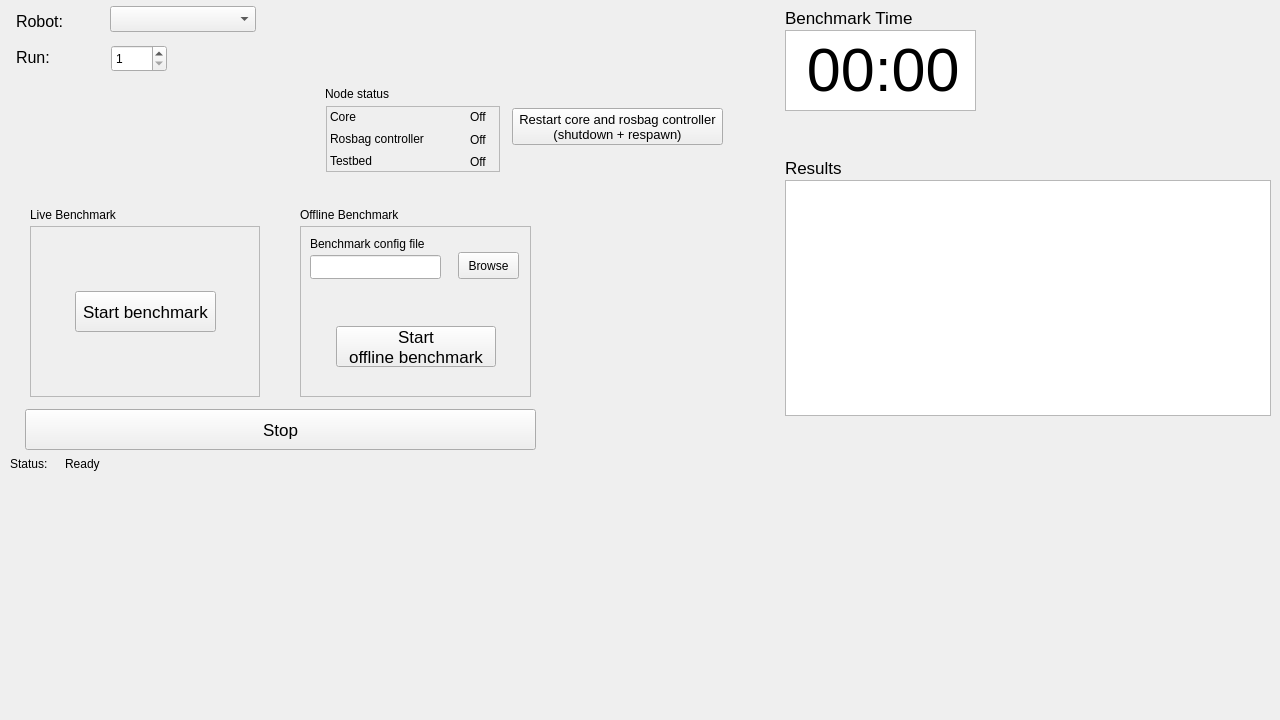
The window that gui/benchmark_gui/src/benchmark_gui/benchmark_gui.ui (madrob-beast/eurobench_benchmarking_software) describes before a commit, drawn with Qt 5.
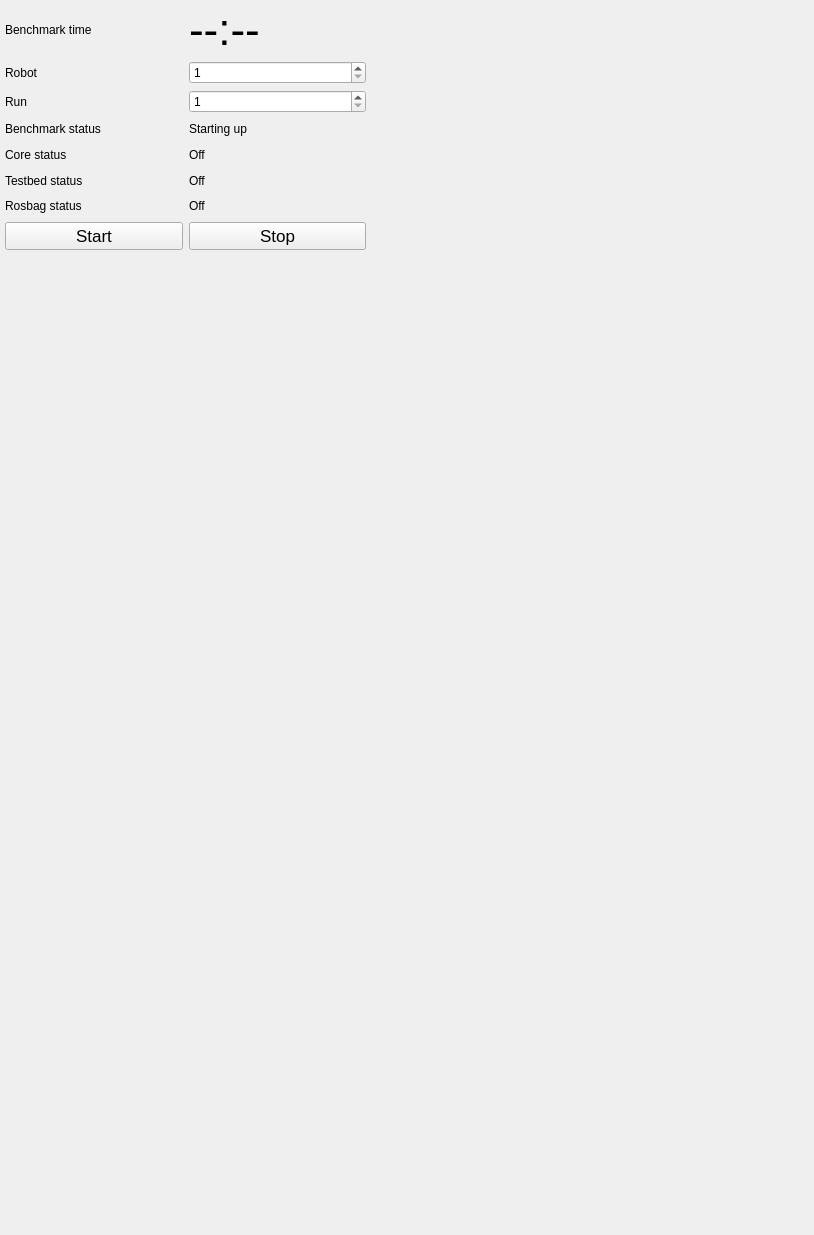
The same window after the commit.

Commit message: removed offline benchmark from gui

What changed in the file:
```diff
--- a/gui/benchmark_gui/src/benchmark_gui/benchmark_gui.ui
+++ b/gui/benchmark_gui/src/benchmark_gui/benchmark_gui.ui
@@ -9,536 +9,193 @@
    <rect>
     <x>0</x>
     <y>0</y>
-    <width>1280</width>
-    <height>720</height>
+    <width>814</width>
+    <height>1235</height>
    </rect>
   </property>
+  <property name="sizePolicy">
+   <sizepolicy hsizetype="Expanding" vsizetype="Expanding">
+    <horstretch>0</horstretch>
+    <verstretch>0</verstretch>
+   </sizepolicy>
+  </property>
   <property name="windowTitle">
    <string>EUROBENCH benchmark core</string>
   </property>
-  <widget class="QComboBox" name="robot_combo">
+  <widget class="QWidget" name="verticalLayoutWidget_9">
    <property name="geometry">
     <rect>
-     <x>110</x>
-     <y>6</y>
-     <width>146</width>
-     <height>26</height>
+     <x>0</x>
+     <y>0</y>
+     <width>371</width>
+     <height>255</height>
     </rect>
    </property>
-   <property name="font">
-    <font>
-     <pointsize>12</pointsize>
-    </font>
-   </property>
-  </widget>
-  <widget class="QLabel" name="robot_label">
-   <property name="geometry">
-    <rect>
-     <x>16</x>
-     <y>11</y>
-     <width>91</width>
-     <height>21</height>
-    </rect>
-   </property>
-   <property name="font">
-    <font>
-     <pointsize>12</pointsize>
-    </font>
-   </property>
-   <property name="text">
-    <string>Robot:</string>
-   </property>
-  </widget>
-  <widget class="QLabel" name="robot_name_label">
-   <property name="geometry">
-    <rect>
-     <x>100</x>
-     <y>90</y>
-     <width>116</width>
-     <height>36</height>
-    </rect>
-   </property>
-   <property name="font">
-    <font>
-     <pointsize>14</pointsize>
-    </font>
-   </property>
-   <property name="text">
-    <string/>
-   </property>
-   <property name="alignment">
-    <set>Qt::AlignCenter</set>
-   </property>
-  </widget>
-  <widget class="QLabel" name="benchmark_name_label">
-   <property name="geometry">
-    <rect>
-     <x>55</x>
-     <y>131</y>
-     <width>206</width>
-     <height>36</height>
-    </rect>
-   </property>
-   <property name="font">
-    <font>
-     <pointsize>14</pointsize>
-    </font>
-   </property>
-   <property name="text">
-    <string/>
-   </property>
-   <property name="alignment">
-    <set>Qt::AlignCenter</set>
-   </property>
-  </widget>
-  <widget class="QPushButton" name="stop_button">
-   <property name="geometry">
-    <rect>
-     <x>25</x>
-     <y>409</y>
-     <width>511</width>
-     <height>41</height>
-    </rect>
-   </property>
-   <property name="font">
-    <font>
-     <pointsize>13</pointsize>
-    </font>
-   </property>
-   <property name="text">
-    <string>Stop</string>
-   </property>
-  </widget>
-  <widget class="QLabel" name="benchmark_status_label">
-   <property name="geometry">
-    <rect>
-     <x>10</x>
-     <y>455</y>
-     <width>51</width>
-     <height>17</height>
-    </rect>
-   </property>
-   <property name="text">
-    <string>Status:</string>
-   </property>
-  </widget>
-  <widget class="QLabel" name="status_label">
-   <property name="geometry">
-    <rect>
-     <x>65</x>
-     <y>455</y>
-     <width>151</width>
-     <height>17</height>
-    </rect>
-   </property>
-   <property name="text">
-    <string>Ready</string>
-   </property>
-  </widget>
-  <widget class="QLabel" name="clock_label">
-   <property name="geometry">
-    <rect>
-     <x>785</x>
-     <y>5</y>
-     <width>151</width>
-     <height>26</height>
-    </rect>
-   </property>
-   <property name="font">
-    <font>
-     <pointsize>13</pointsize>
-    </font>
-   </property>
-   <property name="text">
-    <string>Benchmark Time</string>
-   </property>
-  </widget>
-  <widget class="QLabel" name="results_label">
-   <property name="geometry">
-    <rect>
-     <x>785</x>
-     <y>155</y>
-     <width>131</width>
-     <height>26</height>
-    </rect>
-   </property>
-   <property name="font">
-    <font>
-     <pointsize>13</pointsize>
-    </font>
-   </property>
-   <property name="text">
-    <string>Results</string>
-   </property>
-  </widget>
-  <widget class="QLabel" name="results_detail_label">
-   <property name="geometry">
-    <rect>
-     <x>845</x>
-     <y>155</y>
-     <width>250</width>
-     <height>26</height>
-    </rect>
-   </property>
-   <property name="font">
-    <font>
-     <pointsize>13</pointsize>
-    </font>
-   </property>
-   <property name="text">
-    <string/>
-   </property>
-  </widget>
-  <widget class="QTextEdit" name="clock_textedit">
-   <property name="geometry">
-    <rect>
-     <x>785</x>
-     <y>30</y>
-     <width>191</width>
-     <height>81</height>
-    </rect>
-   </property>
-   <property name="font">
-    <font>
-     <pointsize>46</pointsize>
-     <kerning>true</kerning>
-    </font>
-   </property>
-   <property name="readOnly">
-    <bool>true</bool>
-   </property>
-   <property name="plainText">
-    <string> 00:00</string>
-   </property>
-  </widget>
-  <widget class="QTextEdit" name="results_textedit">
-   <property name="geometry">
-    <rect>
-     <x>785</x>
-     <y>180</y>
-     <width>486</width>
-     <height>236</height>
-    </rect>
-   </property>
-   <property name="readOnly">
-    <bool>true</bool>
-   </property>
-  </widget>
-  <widget class="QLabel" name="runLabel">
-   <property name="geometry">
-    <rect>
-     <x>16</x>
-     <y>47</y>
-     <width>81</width>
-     <height>21</height>
-    </rect>
-   </property>
-   <property name="font">
-    <font>
-     <pointsize>12</pointsize>
-    </font>
-   </property>
-   <property name="text">
-    <string>Run:</string>
-   </property>
-  </widget>
-  <widget class="QSpinBox" name="run_spinbox">
-   <property name="geometry">
-    <rect>
-     <x>111</x>
-     <y>45</y>
-     <width>56</width>
-     <height>27</height>
-    </rect>
-   </property>
-   <property name="minimum">
-    <number>1</number>
-   </property>
-   <property name="maximum">
-    <number>999</number>
-   </property>
-  </widget>
-  <widget class="QFrame" name="frame">
-   <property name="geometry">
-    <rect>
-     <x>30</x>
-     <y>226</y>
-     <width>230</width>
-     <height>171</height>
-    </rect>
-   </property>
-   <property name="frameShape">
-    <enum>QFrame::StyledPanel</enum>
-   </property>
-   <property name="frameShadow">
-    <enum>QFrame::Raised</enum>
-   </property>
-   <widget class="QPushButton" name="start_button">
-    <property name="geometry">
-     <rect>
-      <x>45</x>
-      <y>65</y>
-      <width>141</width>
-      <height>41</height>
-     </rect>
+   <layout class="QVBoxLayout" name="verticalLayout">
+    <property name="leftMargin">
+     <number>5</number>
     </property>
-    <property name="font">
-     <font>
-      <pointsize>13</pointsize>
-     </font>
+    <property name="topMargin">
+     <number>5</number>
     </property>
-    <property name="text">
-     <string>Start benchmark</string>
+    <property name="rightMargin">
+     <number>5</number>
     </property>
-   </widget>
-  </widget>
-  <widget class="QFrame" name="frame_2">
-   <property name="geometry">
-    <rect>
-     <x>300</x>
-     <y>226</y>
-     <width>231</width>
-     <height>171</height>
-    </rect>
-   </property>
-   <property name="frameShape">
-    <enum>QFrame::StyledPanel</enum>
-   </property>
-   <property name="frameShadow">
-    <enum>QFrame::Raised</enum>
-   </property>
-   <widget class="QPushButton" name="start_from_bag_button">
-    <property name="geometry">
-     <rect>
-      <x>36</x>
-      <y>100</y>
-      <width>160</width>
-      <height>41</height>
-     </rect>
+    <property name="bottomMargin">
+     <number>5</number>
     </property>
-    <property name="font">
-     <font>
-      <pointsize>13</pointsize>
-     </font>
-    </property>
-    <property name="text">
-     <string>Start
-offline benchmark</string>
-    </property>
-   </widget>
-   <widget class="QPushButton" name="testbed_yaml_browse">
-    <property name="geometry">
-     <rect>
-      <x>158</x>
-      <y>26</y>
-      <width>61</width>
-      <height>27</height>
-     </rect>
-    </property>
-    <property name="text">
-     <string>Browse</string>
-    </property>
-   </widget>
-   <widget class="QLabel" name="label_4">
-    <property name="geometry">
-     <rect>
-      <x>10</x>
-      <y>8</y>
-      <width>171</width>
-      <height>19</height>
-     </rect>
-    </property>
-    <property name="text">
-     <string>Benchmark config file</string>
-    </property>
-   </widget>
-   <widget class="QLineEdit" name="testbed_yaml_edit">
-    <property name="geometry">
-     <rect>
-      <x>10</x>
-      <y>29</y>
-      <width>131</width>
-      <height>24</height>
-     </rect>
-    </property>
-   </widget>
+    <item>
+     <layout class="QGridLayout" name="gridLayout">
+      <property name="sizeConstraint">
+       <enum>QLayout::SetDefaultConstraint</enum>
+      </property>
+      <item row="0" column="0">
+       <widget class="QLabel" name="clock_label">
+        <property name="text">
+         <string>Benchmark time</string>
+        </property>
+       </widget>
+      </item>
+      <item row="0" column="1">
+       <widget class="QLabel" name="clock_value">
+        <property name="font">
+         <font>
+          <pointsize>33</pointsize>
+         </font>
+        </property>
+        <property name="text">
+         <string>--:--</string>
+        </property>
+        <property name="scaledContents">
+         <bool>false</bool>
+        </property>
+       </widget>
+      </item>
+      <item row="1" column="0">
+       <widget class="QLabel" name="robot_label">
+        <property name="text">
+         <string>Robot</string>
+        </property>
+       </widget>
+      </item>
+      <item row="1" column="1">
+       <widget class="QSpinBox" name="robot_spinbox">
+        <property name="minimum">
+         <number>1</number>
+        </property>
+        <property name="maximum">
+         <number>999</number>
+        </property>
+       </widget>
+      </item>
+      <item row="2" column="0">
+       <widget class="QLabel" name="run_label">
+        <property name="text">
+         <string>Run</string>
+        </property>
+       </widget>
+      </item>
+      <item row="2" column="1">
+       <widget class="QSpinBox" name="run_spinbox">
+        <property name="minimum">
+         <number>1</number>
+        </property>
+        <property name="maximum">
+         <number>999</number>
+        </property>
+       </widget>
+      </item>
+      <item row="3" column="0">
+       <widget class="QLabel" name="benchmark_status_label">
+        <property name="text">
+         <string>Benchmark status</string>
+        </property>
+       </widget>
+      </item>
+      <item row="3" column="1">
+       <widget class="QLabel" name="benchmark_status_value">
+        <property name="text">
+         <string>Starting up</string>
+        </property>
+       </widget>
+      </item>
+      <item row="4" column="0">
+       <widget class="QLabel" name="core_label">
+        <property name="text">
+         <string>Core status</string>
+        </property>
+       </widget>
+      </item>
+      <item row="4" column="1">
+       <widget class="QLabel" name="core_status_value">
+        <property name="text">
+         <string>Off</string>
+        </property>
+        <property name="textFormat">
+         <enum>Qt::AutoText</enum>
+        </property>
+       </widget>
+      </item>
+      <item row="5" column="0">
+       <widget class="QLabel" name="testbed_status_label">
+        <property name="text">
+         <string>Testbed status</string>
+        </property>
+       </widget>
+      </item>
+      <item row="5" column="1">
+       <widget class="QLabel" name="testbed_status_value">
+        <property name="text">
+         <string>Off</string>
+        </property>
+       </widget>
+      </item>
+      <item row="6" column="0">
+       <widget class="QLabel" name="rosbag_controller_status_label">
+        <property name="text">
+         <string>Rosbag status</string>
+        </property>
+       </widget>
+      </item>
+      <item row="6" column="1">
+       <widget class="QLabel" name="rosbag_controller_status_value">
+        <property name="text">
+         <string>Off</string>
+        </property>
+       </widget>
+      </item>
+     </layout>
+    </item>
+    <item>
+     <layout class="QHBoxLayout" name="start_stop_buttons_layout">
+      <item>
+       <widget class="QPushButton" name="start_button">
+        <property name="font">
+         <font>
+          <pointsize>13</pointsize>
+         </font>
+        </property>
+        <property name="text">
+         <string>Start</string>
+        </property>
+       </widget>
+      </item>
+      <item>
+       <widget class="QPushButton" name="stop_button">
+        <property name="font">
+         <font>
+          <pointsize>13</pointsize>
+         </font>
+        </property>
+        <property name="text">
+         <string>Stop</string>
+        </property>
+       </widget>
+      </item>
+     </layout>
+    </item>
+   </layout>
   </widget>
-  <widget class="QLabel" name="label">
-   <property name="geometry">
-    <rect>
-     <x>30</x>
-     <y>206</y>
-     <width>121</width>
-     <height>17</height>
-    </rect>
-   </property>
-   <property name="text">
-    <string>Live Benchmark</string>
-   </property>
-  </widget>
-  <widget class="QLabel" name="label_2">
-   <property name="geometry">
-    <rect>
-     <x>300</x>
-     <y>206</y>
-     <width>141</width>
-     <height>17</height>
-    </rect>
-   </property>
-   <property name="text">
-    <string>Offline Benchmark</string>
-   </property>
-  </widget>
-  <widget class="QFrame" name="frame_3">
-   <property name="geometry">
-    <rect>
-     <x>326</x>
-     <y>106</y>
-     <width>174</width>
-     <height>66</height>
-    </rect>
-   </property>
-   <property name="frameShape">
-    <enum>QFrame::StyledPanel</enum>
-   </property>
-   <property name="frameShadow">
-    <enum>QFrame::Raised</enum>
-   </property>
-   <widget class="QLabel" name="core_label">
-    <property name="geometry">
-     <rect>
-      <x>4</x>
-      <y>2</y>
-      <width>101</width>
-      <height>17</height>
-     </rect>
-    </property>
-    <property name="text">
-     <string>Core</string>
-    </property>
-   </widget>
-   <widget class="QLabel" name="rosbag_controller_label">
-    <property name="geometry">
-     <rect>
-      <x>4</x>
-      <y>24</y>
-      <width>130</width>
-      <height>17</height>
-     </rect>
-    </property>
-    <property name="text">
-     <string>Rosbag controller</string>
-    </property>
-   </widget>
-   <widget class="QLabel" name="testbed_label">
-    <property name="geometry">
-     <rect>
-      <x>4</x>
-      <y>46</y>
-      <width>111</width>
-      <height>17</height>
-     </rect>
-    </property>
-    <property name="text">
-     <string>Testbed</string>
-    </property>
-   </widget>
-   <widget class="QLabel" name="core_status_label">
-    <property name="geometry">
-     <rect>
-      <x>144</x>
-      <y>2</y>
-      <width>31</width>
-      <height>17</height>
-     </rect>
-    </property>
-    <property name="text">
-     <string>Off</string>
-    </property>
-    <property name="textFormat">
-     <enum>Qt::AutoText</enum>
-    </property>
-   </widget>
-   <widget class="QLabel" name="rosbag_controller_status_label">
-    <property name="geometry">
-     <rect>
-      <x>144</x>
-      <y>25</y>
-      <width>31</width>
-      <height>17</height>
-     </rect>
-    </property>
-    <property name="text">
-     <string>Off</string>
-    </property>
-   </widget>
-   <widget class="QLabel" name="testbed_status_label">
-    <property name="geometry">
-     <rect>
-      <x>144</x>
-      <y>47</y>
-      <width>31</width>
-      <height>17</height>
-     </rect>
-    </property>
-    <property name="text">
-     <string>Off</string>
-    </property>
-   </widget>
-  </widget>
-  <widget class="QLabel" name="node_status_label">
-   <property name="geometry">
-    <rect>
-     <x>325</x>
-     <y>86</y>
-     <width>101</width>
-     <height>16</height>
-    </rect>
-   </property>
-   <property name="text">
-    <string>Node status</string>
-   </property>
-  </widget>
-  <widget class="QPushButton" name="restart_core_and_rosbag_button">
-   <property name="geometry">
-    <rect>
-     <x>512</x>
-     <y>108</y>
-     <width>211</width>
-     <height>37</height>
-    </rect>
-   </property>
-   <property name="font">
-    <font>
-     <pointsize>10</pointsize>
-    </font>
-   </property>
-   <property name="text">
-    <string>Restart core and rosbag controller
-(shutdown + respawn)</string>
-   </property>
-  </widget>
-  <zorder>robot_combo</zorder>
-  <zorder>robot_label</zorder>
-  <zorder>benchmark_name_label</zorder>
-  <zorder>stop_button</zorder>
-  <zorder>benchmark_status_label</zorder>
-  <zorder>status_label</zorder>
-  <zorder>clock_label</zorder>
-  <zorder>results_label</zorder>
-  <zorder>results_detail_label</zorder>
-  <zorder>clock_textedit</zorder>
-  <zorder>results_textedit</zorder>
-  <zorder>robot_name_label</zorder>
-  <zorder>runLabel</zorder>
-  <zorder>run_spinbox</zorder>
-  <zorder>frame</zorder>
-  <zorder>frame_2</zorder>
-  <zorder>label</zorder>
-  <zorder>label_2</zorder>
-  <zorder>frame_3</zorder>
-  <zorder>node_status_label</zorder>
-  <zorder>restart_core_and_rosbag_button</zorder>
  </widget>
  <resources/>
  <connections/>
```
The commit also changes 5 other files.
